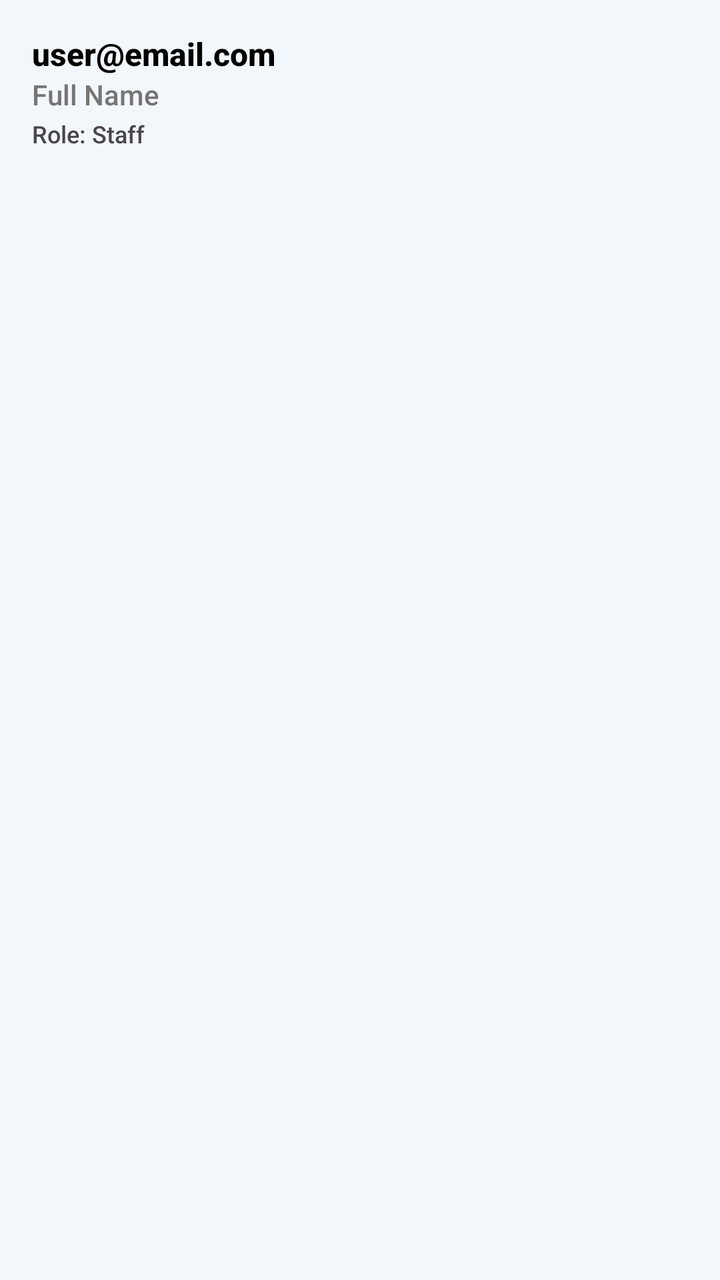
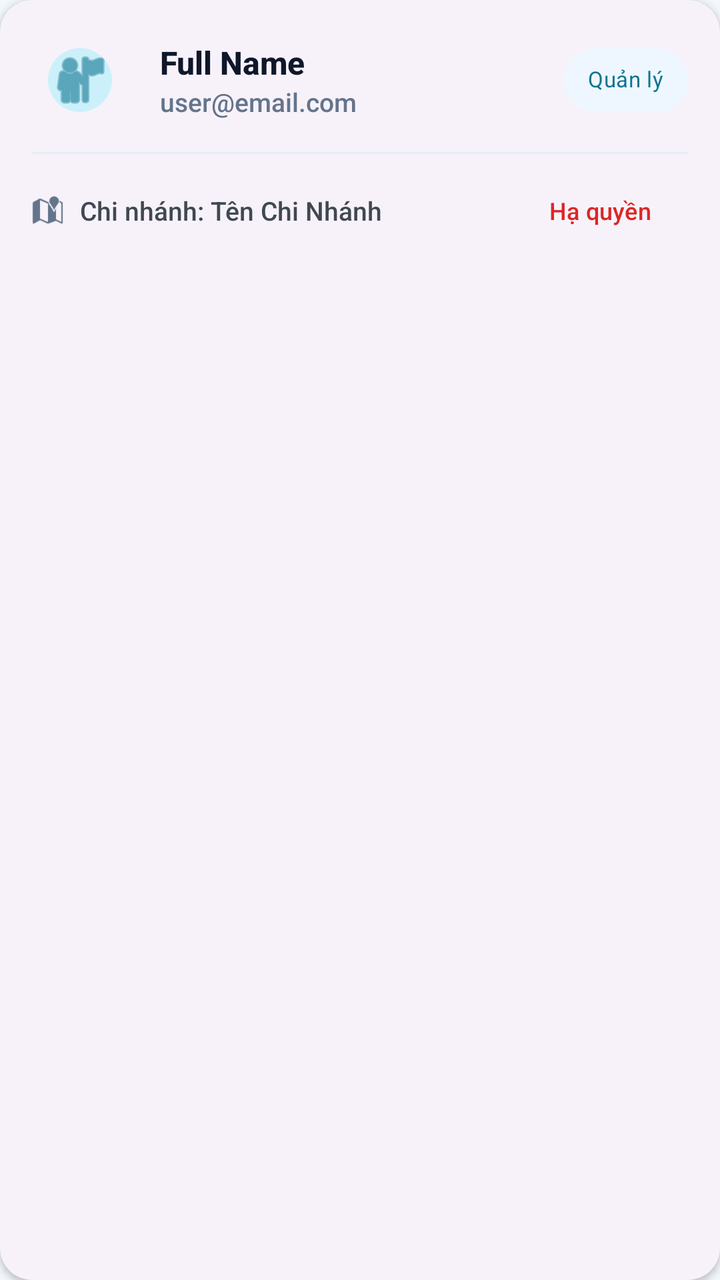

The first picture is an Android layout as it rendered before a commit; the second is the same layout after the commit. The layout source and the unified diff follow.
<!-- AndroidManifest.xml: application theme Theme.InvSmart -->
<!-- res/layout/item_user.xml -->
<?xml version="1.0" encoding="utf-8"?>
<LinearLayout xmlns:android="http://schemas.android.com/apk/res/android"
    android:layout_width="match_parent"
    android:layout_height="wrap_content"
    android:orientation="vertical"
    android:padding="16dp"
    android:background="?attr/selectableItemBackground">

    <TextView
        android:id="@+id/tvUserEmail"
        android:layout_width="wrap_content"
        android:layout_height="wrap_content"
        android:text="user@email.com"
        android:textSize="16sp"
        android:textColor="@color/black"
        android:textStyle="bold" />

    <TextView
        android:id="@+id/tvUserName"
        android:layout_width="wrap_content"
        android:layout_height="wrap_content"
        android:text="Full Name"
        android:textSize="14sp"
        android:textColor="#757575" />

    <TextView
        android:id="@+id/tvRole"
        android:layout_width="wrap_content"
        android:layout_height="wrap_content"
        android:text="Role: Staff"
        android:textSize="12sp"
        android:layout_marginTop="2dp" />

    <Button
        android:id="@+id/btnChangeRole"
        android:layout_width="wrap_content"
        android:layout_height="wrap_content"
        android:text="Nâng cấp"
        android:layout_marginTop="8dp"
        android:visibility="gone"
        style="@style/Widget.MaterialComponents.Button.TextButton" />

</LinearLayout>
<!-- resources referenced by this layout -->
<resources>
  <color name="black">#FF000000</color>
  <style name="Theme.InvSmart" parent="Base.Theme.InvSmart" />
  <style name="Base.Theme.InvSmart" parent="Theme.Material3.DayNight.NoActionBar">
          <item name="colorPrimary">@color/md_theme_light_primary</item>
          <item name="colorOnPrimary">@color/md_theme_light_onPrimary</item>
          <item name="colorPrimaryContainer">@color/md_theme_light_primaryContainer</item>
          <item name="colorOnPrimaryContainer">@color/md_theme_light_onPrimaryContainer</item>
          <item name="colorSecondary">@color/md_theme_light_secondary</item>
          <item name="colorOnSecondary">@color/md_theme_light_onSecondary</item>
          <item name="colorSurface">@color/md_theme_light_surface</item>
          <item name="colorOnSurface">@color/md_theme_light_onSurface</item>
          <item name="colorSurfaceVariant">@color/md_theme_light_surfaceVariant</item>
          <item name="colorOutline">@color/md_theme_light_outline</item>
          <item name="colorOnBackground">@color/md_theme_light_onBackground</item>
          <item name="colorError">@color/md_theme_light_error</item>
          <item name="colorOnError">@color/md_theme_light_onError</item>
          <item name="android:colorBackground">@color/md_theme_light_background</item>
  
          <item name="toolbarStyle">@style/Widget.InvSmart.Toolbar</item>
          <item name="materialButtonStyle">@style/Widget.InvSmart.Button.Primary</item>
          <item name="textInputStyle">@style/Widget.InvSmart.InputLayout</item>
          <item name="materialCardViewStyle">@style/Widget.InvSmart.Card</item>
  
          <item name="android:fontFamily">sans-serif-medium</item>
          <item name="android:statusBarColor">@android:color/transparent</item>
          <item name="android:windowLightStatusBar">true</item>
      </style>
  <color name="md_theme_light_primary">#0E7490</color>
  <color name="md_theme_light_onPrimary">#FFFFFF</color>
  <color name="md_theme_light_primaryContainer">#CCF0FA</color>
  <color name="md_theme_light_onPrimaryContainer">#062433</color>
  <color name="md_theme_light_secondary">#0F766E</color>
  <color name="md_theme_light_onSecondary">#FFFFFF</color>
  <color name="md_theme_light_surface">#FFFFFF</color>
  <color name="md_theme_light_onSurface">#0F172A</color>
  <color name="md_theme_light_surfaceVariant">#E3EDF7</color>
  <color name="md_theme_light_outline">#A8B4C3</color>
  <color name="md_theme_light_onBackground">#111827</color>
  <color name="md_theme_light_error">#D12F2F</color>
  <color name="md_theme_light_onError">#FFFFFF</color>
  <color name="md_theme_light_background">#F2F7FB</color>
  <style name="Widget.InvSmart.Toolbar" parent="Widget.Material3.Toolbar">
          <item name="android:background">@color/md_theme_light_primary</item>
          <item name="titleTextColor">@color/md_theme_light_onPrimary</item>
          <item name="subtitleTextColor">@color/md_theme_light_onPrimary</item>
      </style>
  <style name="Widget.InvSmart.Button.Primary" parent="Widget.Material3.Button">
          <item name="cornerRadius">16dp</item>
          <item name="android:textAllCaps">false</item>
          <item name="android:minHeight">52dp</item>
      </style>
  <style name="Widget.InvSmart.InputLayout" parent="Widget.Material3.TextInputLayout.OutlinedBox.Dense">
          <item name="boxCornerRadiusTopStart">16dp</item>
          <item name="boxCornerRadiusTopEnd">16dp</item>
          <item name="boxCornerRadiusBottomStart">16dp</item>
          <item name="boxCornerRadiusBottomEnd">16dp</item>
      </style>
  <style name="Widget.InvSmart.Card" parent="Widget.Material3.CardView.Elevated">
          <item name="cardCornerRadius">18dp</item>
          <item name="cardElevation">3dp</item>
      </style>
</resources>

<!-- the commit's change to res/layout/item_user.xml (unified diff, before → after) -->
@@ -1,43 +1,112 @@
 <?xml version="1.0" encoding="utf-8"?>
-<LinearLayout xmlns:android="http://schemas.android.com/apk/res/android"
+<com.google.android.material.card.MaterialCardView xmlns:android="http://schemas.android.com/apk/res/android"
+    xmlns:app="http://schemas.android.com/apk/res-auto"
     android:layout_width="match_parent"
     android:layout_height="wrap_content"
-    android:orientation="vertical"
-    android:padding="16dp"
-    android:background="?attr/selectableItemBackground">
+    android:layout_marginHorizontal="16dp"
+    android:layout_marginVertical="8dp"
+    app:cardCornerRadius="16dp"
+    app:cardElevation="2dp"
+    app:strokeWidth="0dp">
 
-    <TextView
-        android:id="@+id/tvUserEmail"
-        android:layout_width="wrap_content"
+    <LinearLayout
+        android:layout_width="match_parent"
         android:layout_height="wrap_content"
-        android:text="user@email.com"
-        android:textSize="16sp"
-        android:textColor="@color/black"
-        android:textStyle="bold" />
+        android:orientation="vertical"
+        android:padding="16dp">
 
-    <TextView
-        android:id="@+id/tvUserName"
-        android:layout_width="wrap_content"
-        android:layout_height="wrap_content"
-        android:text="Full Name"
-        android:textSize="14sp"
-        android:textColor="#757575" />
+        <LinearLayout
+            android:layout_width="match_parent"
+            android:layout_height="wrap_content"
+            android:gravity="center_vertical"
+            android:orientation="horizontal">
 
-    <TextView
-        android:id="@+id/tvRole"
-        android:layout_width="wrap_content"
-        android:layout_height="wrap_content"
-        android:text="Role: Staff"
-        android:textSize="12sp"
-        android:layout_marginTop="2dp" />
+            <com.google.android.material.imageview.ShapeableImageView
+                android:id="@+id/ivUserAvatar"
+                android:layout_width="48dp"
+                android:layout_height="48dp"
+                android:background="@color/md_theme_light_primaryContainer"
+                android:padding="8dp"
+                android:src="@android:drawable/ic_menu_myplaces"
+                app:shapeAppearanceOverlay="@style/ShapeAppearance.Material3.Corner.Full"
+                app:tint="@color/md_theme_light_primary" />
 
-    <Button
-        android:id="@+id/btnChangeRole"
-        android:layout_width="wrap_content"
-        android:layout_height="wrap_content"
-        android:text="Nâng cấp"
-        android:layout_marginTop="8dp"
-        android:visibility="gone"
-        style="@style/Widget.MaterialComponents.Button.TextButton" />
+            <LinearLayout
+                android:layout_width="0dp"
+                android:layout_height="wrap_content"
+                android:layout_marginStart="16dp"
+                android:layout_weight="1"
+                android:orientation="vertical">
 
-</LinearLayout>
+                <TextView
+                    android:id="@+id/tvUserName"
+                    android:layout_width="wrap_content"
+                    android:layout_height="wrap_content"
+                    android:text="Full Name"
+                    android:textColor="@color/md_theme_light_onSurface"
+                    android:textSize="16sp"
+                    android:textStyle="bold" />
+
+                <TextView
+                    android:id="@+id/tvUserEmail"
+                    android:layout_width="wrap_content"
+                    android:layout_height="wrap_content"
+                    android:text="user@email.com"
+                    android:textColor="@color/brand_text_muted"
+                    android:textSize="13sp" />
+            </LinearLayout>
+
+            <com.google.android.material.chip.Chip
+                android:id="@+id/chipRole"
+                style="@style/Widget.MaterialComponents.Chip.Action"
+                android:layout_width="wrap_content"
+                android:layout_height="wrap_content"
+                android:text="Quản lý"
+                app:chipBackgroundColor="@color/brand_gradient_start"
+                app:chipStrokeWidth="0dp"
+                android:textColor="@color/md_theme_light_primary"
+                android:textSize="11sp" />
+        </LinearLayout>
+
+        <View
+            android:layout_width="match_parent"
+            android:layout_height="1dp"
+            android:layout_marginVertical="12dp"
+            android:background="@color/md_theme_light_surfaceVariant" />
+
+        <LinearLayout
+            android:layout_width="match_parent"
+            android:layout_height="wrap_content"
+            android:gravity="center_vertical"
+            android:orientation="horizontal">
+
+            <ImageView
+                android:layout_width="16dp"
+                android:layout_height="16dp"
+                android:src="@android:drawable/ic_dialog_map"
+                app:tint="@color/brand_text_muted" />
+
+            <TextView
+                android:id="@+id/tvStoreInfo"
+                android:layout_width="0dp"
+                android:layout_height="wrap_content"
+                android:layout_marginStart="8dp"
+                android:layout_weight="1"
+                android:text="Chi nhánh: Tên Chi Nhánh"
+                android:textColor="@color/md_theme_light_onSurfaceVariant"
+                android:textSize="13sp" />
+
+            <com.google.android.material.button.MaterialButton
+                android:id="@+id/btnChangeRole"
+                style="@style/Widget.Material3.Button.TextButton"
+                android:layout_width="wrap_content"
+                android:layout_height="wrap_content"
+                android:minHeight="0dp"
+                android:paddingVertical="4dp"
+                android:text="Hạ quyền"
+                android:textColor="@color/brand_danger"
+                android:textSize="12sp" />
+        </LinearLayout>
+
+    </LinearLayout>
+</com.google.android.material.card.MaterialCardView>
<!-- resource entries referenced after the edit -->
@@ -1,6 +1,8 @@
 <!-- resources referenced by this layout -->
 <resources>
-  <color name="black">#FF000000</color>
+  <color name="brand_danger">#DC2626</color>
+  <color name="brand_gradient_start">#EEF7FF</color>
+  <color name="brand_text_muted">#64748B</color>
   <style name="Theme.InvSmart" parent="Base.Theme.InvSmart" />
   <style name="Base.Theme.InvSmart" parent="Theme.Material3.DayNight.NoActionBar">
           <item name="colorPrimary">@color/md_theme_light_primary</item>
@@ -35,6 +37,7 @@
   <color name="md_theme_light_onSecondary">#FFFFFF</color>
   <color name="md_theme_light_surface">#FFFFFF</color>
   <color name="md_theme_light_onSurface">#0F172A</color>
+  <color name="md_theme_light_onSurfaceVariant">#404851</color>
   <color name="md_theme_light_surfaceVariant">#E3EDF7</color>
   <color name="md_theme_light_outline">#A8B4C3</color>
   <color name="md_theme_light_onBackground">#111827</color>
